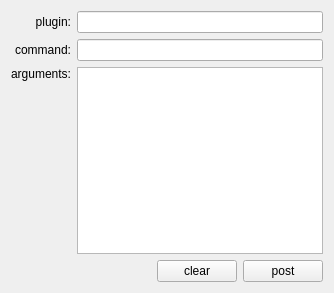
Old version of the form ningeConsole/Console.ui in the repository zb872676223/ningeProject.
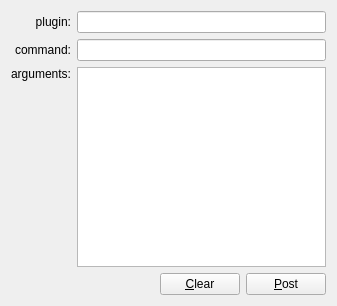
New version of the form.

Diff of the .ui file:
```diff
--- a/ningeConsole/Console.ui
+++ b/ningeConsole/Console.ui
@@ -6,8 +6,8 @@
    <rect>
     <x>0</x>
     <y>0</y>
-    <width>334</width>
-    <height>293</height>
+    <width>337</width>
+    <height>306</height>
    </rect>
   </property>
   <property name="windowTitle">
@@ -63,7 +63,7 @@
      </property>
     </widget>
    </item>
-   <item row="3" column="1">
+   <item row="3" column="0" colspan="2">
     <layout class="QHBoxLayout" name="horizontalLayout">
      <item>
       <spacer name="horizontalSpacer">
@@ -81,7 +81,7 @@
      <item>
       <widget class="QPushButton" name="clear">
        <property name="text">
-        <string>clear</string>
+        <string>&amp;Clear</string>
        </property>
       </widget>
      </item>
@@ -94,7 +94,7 @@
         </sizepolicy>
        </property>
        <property name="text">
-        <string>post</string>
+        <string>&amp;Post</string>
        </property>
       </widget>
      </item>
```
